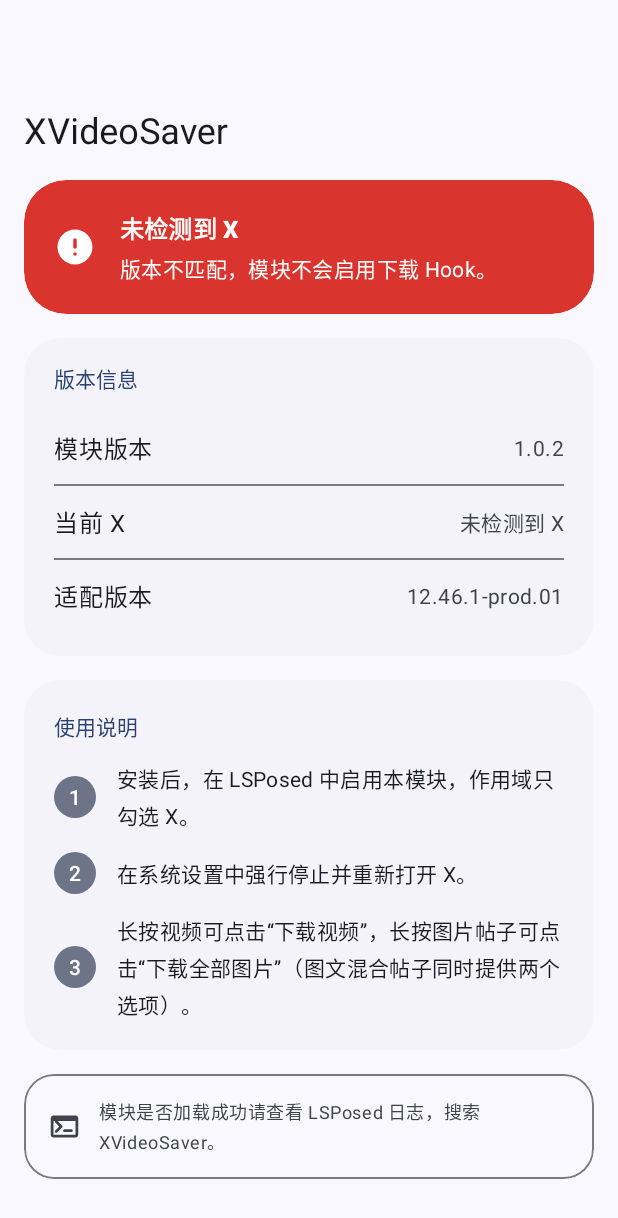
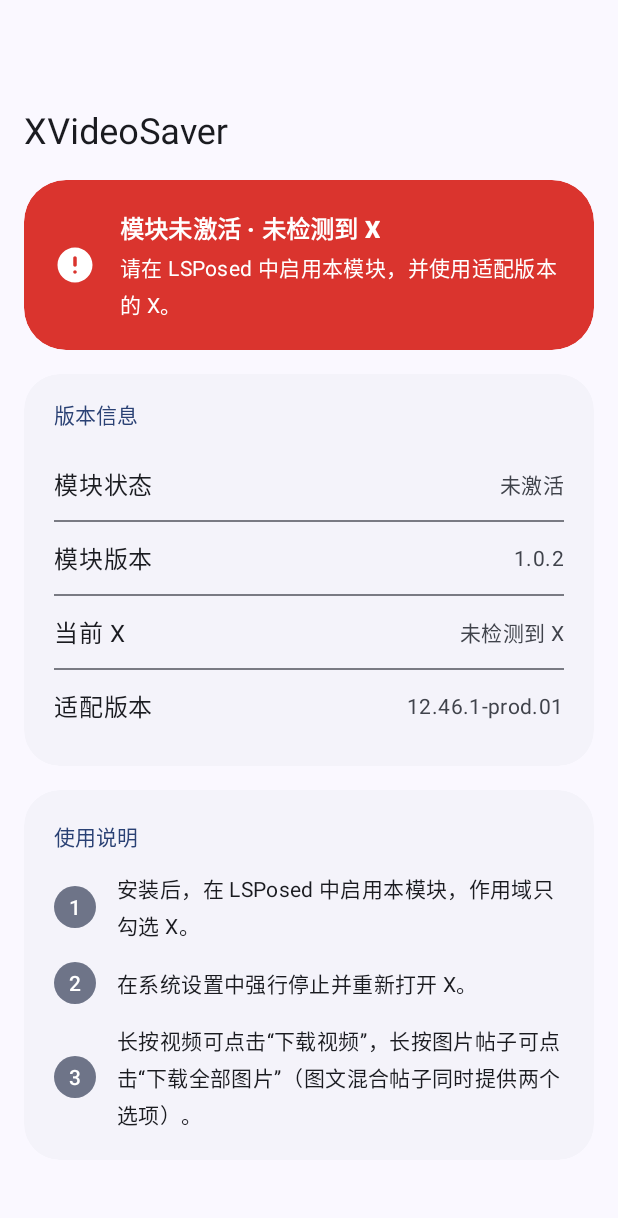
Before and after one commit to IamMapleZeng/Maple-Media-Saver, an Android app built with Jetpack Compose: the screen it shows after launch (MainActivity), on a phone screen of 412 x 824 dp. Shown: the top 1218 px of the screen. Run offline under Robolectric (Android 15) with nearby library versions, the phone set to English and light mode, and no system bars.

Commit message:
Show module activation status on home page and update README for v1.0.2

```diff
--- a/app/src/main/java/io/github/iammaplezeng/xvideosaver/MainActivity.java
+++ b/app/src/main/java/io/github/iammaplezeng/xvideosaver/MainActivity.java
@@ -22,6 +22,7 @@ public final class MainActivity extends AppCompatActivity {
     private ImageView statusIcon;
     private TextView statusTitle;
     private TextView statusSubtitle;
+    private TextView moduleStatusValue;
     private TextView moduleVersionValue;
     private TextView hostVersionValue;
     private TextView targetVersionValue;
@@ -53,6 +54,7 @@ public final class MainActivity extends AppCompatActivity {
         statusIcon = findViewById(R.id.status_icon);
         statusTitle = findViewById(R.id.status_title);
         statusSubtitle = findViewById(R.id.status_subtitle);
+        moduleStatusValue = findViewById(R.id.value_module_status);
         moduleVersionValue = findViewById(R.id.value_module_version);
         hostVersionValue = findViewById(R.id.value_host_version);
         targetVersionValue = findViewById(R.id.value_target_version);
@@ -82,22 +84,34 @@ public final class MainActivity extends AppCompatActivity {
             host = "未检测到 X";
         }
 
+        boolean activated = ModuleStatus.isActivated();
+        moduleStatusValue.setText(activated ? "已激活" : "未激活");
         hostVersionValue.setText(host);
 
         int containerColor;
         int onContainerColor;
-        if (supported) {
+        if (activated && supported) {
             containerColor = MaterialColors.getColor(statusCard, com.google.android.material.R.attr.colorPrimaryContainer);
             onContainerColor = MaterialColors.getColor(statusCard, com.google.android.material.R.attr.colorOnPrimaryContainer);
             statusIcon.setImageResource(R.drawable.ic_status_check);
-            statusTitle.setText("版本已适配");
-            statusSubtitle.setText("版本匹配，仍需在 LSPosed 中启用。");
+            statusTitle.setText("模块已激活 · 版本已适配");
+            statusSubtitle.setText("已在 LSPosed 中激活，长按视频或图片即可下载。");
+        } else if (!activated && supported) {
+            containerColor = MaterialColors.getColor(statusCard, com.google.android.material.R.attr.colorErrorContainer);
+            onContainerColor = MaterialColors.getColor(statusCard, com.google.android.material.R.attr.colorOnErrorContainer);
+            statusIcon.setImageResource(R.drawable.ic_status_warning);
+            statusTitle.setText("模块未激活 · 版本已适配");
+            statusSubtitle.setText("请在 LSPosed 中启用本模块，作用域勾选 X 后重启。");
         } else {
             containerColor = MaterialColors.getColor(statusCard, com.google.android.material.R.attr.colorErrorContainer);
             onContainerColor = MaterialColors.getColor(statusCard, com.google.android.material.R.attr.colorOnErrorContainer);
             statusIcon.setImageResource(R.drawable.ic_status_warning);
-            statusTitle.setText(installed ? "版本不匹配" : "未检测到 X");
-            statusSubtitle.setText("版本不匹配，模块不会启用下载 Hook。");
+            String activeText = activated ? "模块已激活" : "模块未激活";
+            String hostText = installed ? "版本不匹配" : "未检测到 X";
+            statusTitle.setText(activeText + " · " + hostText);
+            statusSubtitle.setText(activated
+                    ? "X 版本不匹配，模块不会启用下载 Hook。"
+                    : "请在 LSPosed 中启用本模块，并使用适配版本的 X。");
         }
 
         statusCard.setCardBackgroundColor(containerColor);
--- /dev/null
+++ b/app/src/main/java/io/github/iammaplezeng/xvideosaver/ModuleStatus.java
@@ -0,0 +1,10 @@
+package io.github.iammaplezeng.xvideosaver;
+
+/** Hooked by XVideoSaverModule in the module's own process to report LSPosed activation status. */
+final class ModuleStatus {
+    private ModuleStatus() {}
+
+    static boolean isActivated() {
+        return Boolean.FALSE;
+    }
+}
--- a/app/src/main/java/io/github/iammaplezeng/xvideosaver/XVideoSaverModule.java
+++ b/app/src/main/java/io/github/iammaplezeng/xvideosaver/XVideoSaverModule.java
@@ -30,7 +30,25 @@ public final class XVideoSaverModule implements IXposedHookLoadPackage {
 
     private static void log(String message) { XposedBridge.log("[XVideoSaver] " + message); }
 
+    private static void hookSelfActivation(ClassLoader loader) {
+        try {
+            Class<?> statusClass = Class.forName(ModuleStatus.class.getName(), false, loader);
+            Method isActivated = statusClass.getDeclaredMethod("isActivated");
+            XposedBridge.hookMethod(isActivated, new XC_MethodHook() {
+                @Override protected void beforeHookedMethod(MethodHookParam param) {
+                    param.setResult(true);
+                }
+            });
+        } catch (Throwable error) {
+            log("SELF HOOK FAILED: " + error.getClass().getSimpleName());
+        }
+    }
+
     @Override public void handleLoadPackage(XC_LoadPackage.LoadPackageParam p) throws Throwable {
+        if (BuildConfig.APPLICATION_ID.equals(p.packageName)) {
+            hookSelfActivation(p.classLoader);
+            return;
+        }
         if (!HOST.equals(p.packageName) || !HOST.equals(p.processName)) return;
         log("loaded module=" + BuildConfig.VERSION_NAME);
         Method attach = Application.class.getDeclaredMethod("attach", Context.class);
--- a/app/src/main/res/drawable/ic_terminal.xml
+++ /dev/null
@@ -1,10 +0,0 @@
-<?xml version="1.0" encoding="utf-8"?>
-<vector xmlns:android="http://schemas.android.com/apk/res/android"
-    android:width="24dp"
-    android:height="24dp"
-    android:viewportWidth="24"
-    android:viewportHeight="24">
-    <path
-        android:fillColor="#FFFFFFFF"
-        android:pathData="M20,4H4C2.9,4 2,4.9 2,6v12c0,1.1 0.9,2 2,2h16c1.1,0 2,-0.9 2,-2V6C22,4.9 21.1,4 20,4zM20,18H4V8h16V18zM6.71,16.29l3.59,-3.59c0.39,-0.39 0.39,-1.02 0,-1.41L6.71,7.7c-0.39,-0.39 -1.02,-0.39 -1.41,0s-0.39,1.02 0,1.41L8.17,12l-2.88,2.88c-0.39,0.39 -0.39,1.02 0,1.41S6.32,16.68 6.71,16.29zM12,16h5c0.55,0 1,-0.45 1,-1s-0.45,-1 -1,-1h-5c-0.55,0 -1,0.45 -1,1S11.45,16 12,16z" />
-</vector>
--- a/app/src/main/res/layout/activity_main.xml
+++ b/app/src/main/res/layout/activity_main.xml
@@ -123,6 +123,38 @@
                         android:text="版本信息"
                         android:textAppearance="?attr/textAppearanceLabelLarge"
                         android:textColor="?attr/colorPrimary" />
+
+                    <!-- Module Activation Status Row -->
+                    <LinearLayout
+                        android:layout_width="match_parent"
+                        android:layout_height="wrap_content"
+                        android:gravity="center_vertical"
+                        android:orientation="horizontal"
+                        android:paddingHorizontal="20dp"
+                        android:paddingVertical="12dp">
+
+                        <TextView
+                            android:layout_width="0dp"
+                            android:layout_height="wrap_content"
+                            android:layout_weight="1"
+                            android:text="模块状态"
+                            android:textAppearance="?attr/textAppearanceBodyLarge"
+                            android:textColor="?attr/colorOnSurface" />
+
+                        <TextView
+                            android:id="@+id/value_module_status"
+                            android:layout_width="wrap_content"
+                            android:layout_height="wrap_content"
+                            android:textAppearance="?attr/textAppearanceBodyMedium"
+                            android:textColor="?attr/colorOnSurfaceVariant" />
+
+                    </LinearLayout>
+
+                    <com.google.android.material.divider.MaterialDivider
+                        android:layout_width="match_parent"
+                        android:layout_height="wrap_content"
+                        app:dividerInsetEnd="20dp"
+                        app:dividerInsetStart="20dp" />
 
                     <!-- Module Version Row -->
                     <LinearLayout
@@ -329,43 +361,6 @@
 
             </com.google.android.material.card.MaterialCardView>
 
-            <!-- Log Tip Card -->
-            <com.google.android.material.card.MaterialCardView
-                style="?attr/materialCardViewOutlinedStyle"
-                android:layout_width="match_parent"
-                android:layout_height="wrap_content"
-                android:layout_marginTop="16dp"
-                app:cardBackgroundColor="?attr/colorSurface"
-                app:cardCornerRadius="20dp"
-                app:strokeColor="?attr/colorOutlineVariant">
-
-                <LinearLayout
-                    android:layout_width="match_parent"
-                    android:layout_height="wrap_content"
-                    android:gravity="center_vertical"
-                    android:orientation="horizontal"
-                    android:padding="16dp">
-
-                    <ImageView
-                        android:layout_width="22dp"
-                        android:layout_height="22dp"
-                        android:contentDescription="@null"
-                        android:src="@drawable/ic_terminal"
-                        app:tint="?attr/colorOnSurfaceVariant" />
-
-                    <TextView
-                        android:layout_width="0dp"
-                        android:layout_height="wrap_content"
-                        android:layout_marginStart="12dp"
-                        android:layout_weight="1"
-                        android:text="模块是否加载成功请查看 LSPosed 日志，搜索 XVideoSaver。"
-                        android:textAppearance="?attr/textAppearanceBodySmall"
-                        android:textColor="?attr/colorOnSurfaceVariant" />
-
-                </LinearLayout>
-
-            </com.google.android.material.card.MaterialCardView>
-
         </LinearLayout>
 
     </androidx.core.widget.NestedScrollView>
```
Also changed, not shown: 1 other file.
